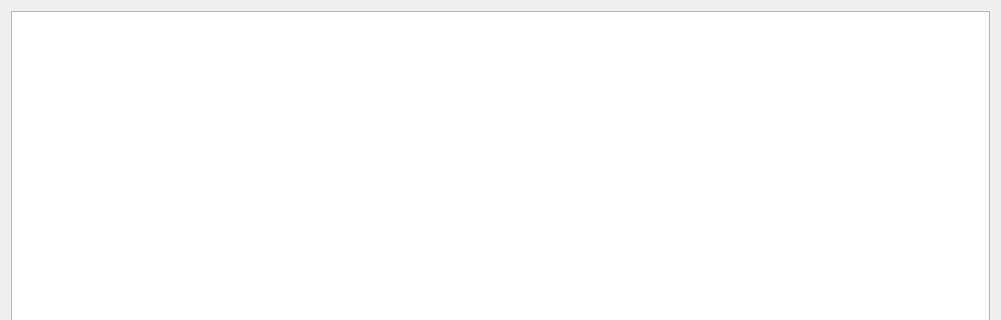
Old version of the form src/Resources/PQSelectionPanel.ui in the repository F2I-Consulting/fespp; both pictures show x 0 to 1001 and y 0 to 320 of the 1001 by 896 pixel window.
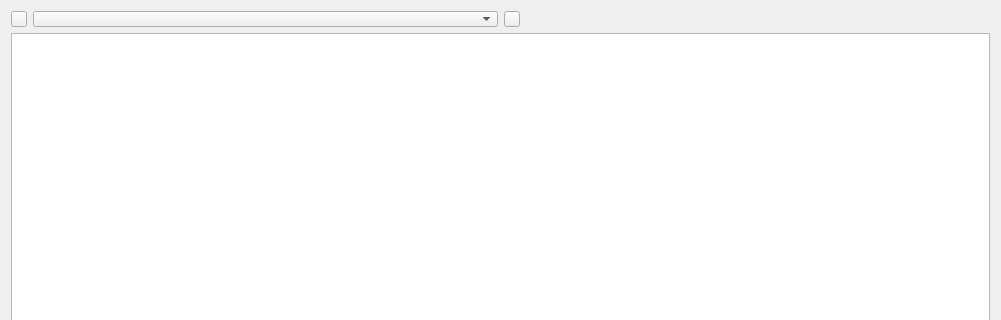
New version of the form.

Commit message: add IHM TimeSeries

The edit to the form file:
```diff
--- a/src/Resources/PQSelectionPanel.ui
+++ b/src/Resources/PQSelectionPanel.ui
@@ -14,7 +14,37 @@
    <string>Form</string>
   </property>
   <layout class="QGridLayout" name="gridLayout">
-   <item row="0" column="0" colspan="4">
+   <item row="1" column="1">
+    <widget class="QComboBox" name="time_series">
+     <property name="maximumSize">
+      <size>
+       <width>600</width>
+       <height>16</height>
+      </size>
+     </property>
+    </widget>
+   </item>
+   <item row="1" column="2">
+    <widget class="QPushButton" name="button_Time_After">
+     <property name="maximumSize">
+      <size>
+       <width>16</width>
+       <height>16</height>
+      </size>
+     </property>
+    </widget>
+   </item>
+   <item row="1" column="0">
+    <widget class="QPushButton" name="button_Time_Before">
+     <property name="maximumSize">
+      <size>
+       <width>16</width>
+       <height>16</height>
+      </size>
+     </property>
+    </widget>
+   </item>
+   <item row="4" column="0" colspan="4">
     <widget class="QTreeWidget" name="treeWidget">
      <property name="enabled">
       <bool>true</bool>
```
Left out of the diff: 2 changed lines with no effect on the pictures. The commit also changes 44 other files.
